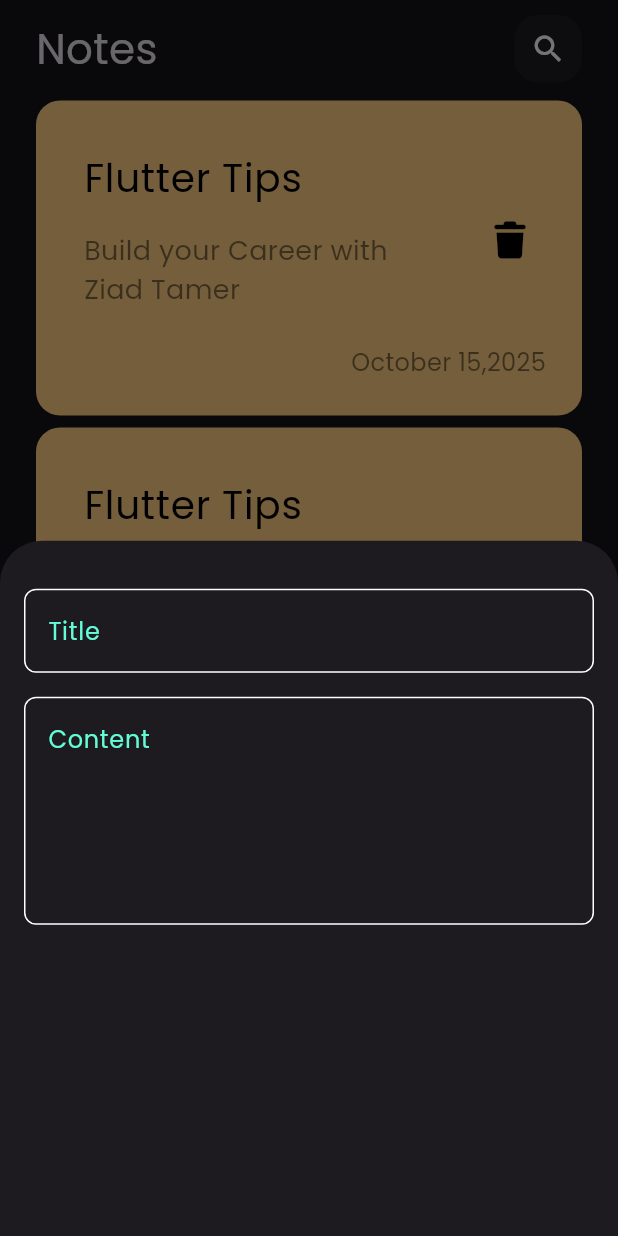
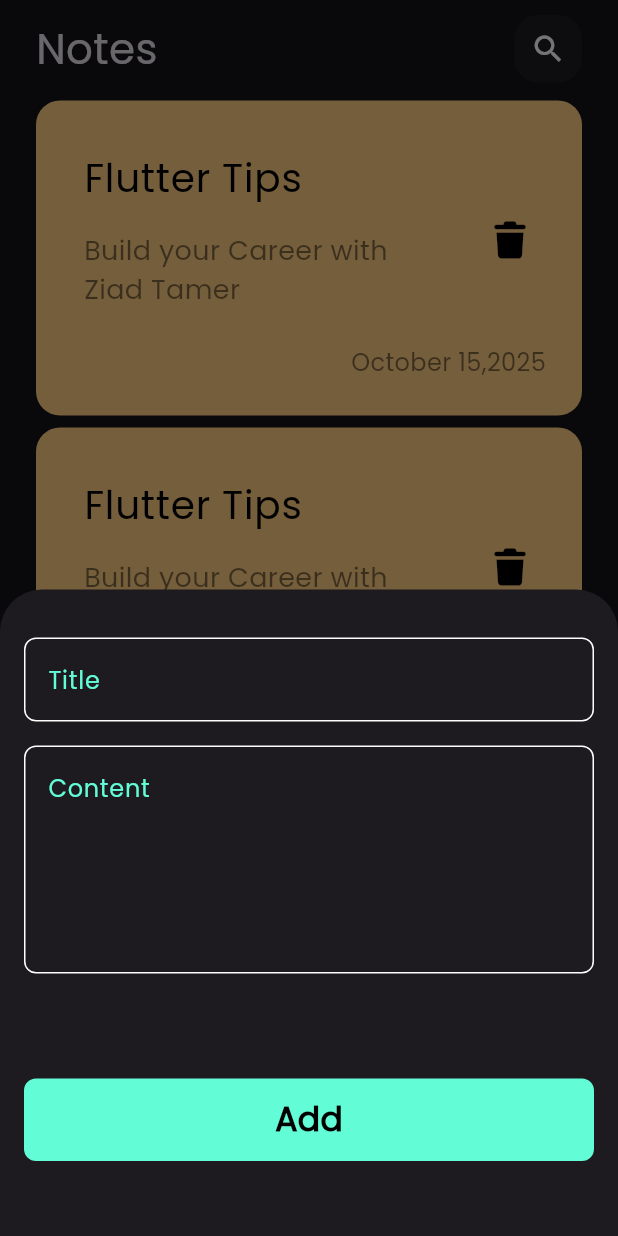
Before and after one commit to ZiadTamer10/notes_app, a Flutter app: the screen it shows after launch, after a tap on the "add" icon, on a phone screen of 412 x 824 dp. Run offline on Flutter 3.47's test engine with Material 3 defaults, Android fonts, the phone set to English and light mode, and no system bars; our stand-ins replace font_awesome_flutter.

Commit message:
finish notes buttom sheet

```diff
--- a/lib/widgets/add_note_buttom_sheet.dart
+++ b/lib/widgets/add_note_buttom_sheet.dart
@@ -1,4 +1,6 @@
 import 'package:flutter/material.dart';
+import 'package:notes_app/constants.dart';
+import 'package:notes_app/widgets/custom_button.dart';
 import 'package:notes_app/widgets/custom_text_field.dart';
 
 class AddNoteButtomSheet extends StatelessWidget {
@@ -8,13 +10,18 @@ class AddNoteButtomSheet extends StatelessWidget {
   Widget build(BuildContext context) {
     return Padding(
       padding: const EdgeInsets.symmetric(horizontal: 16),
+      child: SingleChildScrollView(
         child: Column(
           children: [
             SizedBox(height: 32),
             CustomTextField(hintText: 'Title'),
             SizedBox(height: 16),
             CustomTextField(hintText: 'Content', maxLines: 5),
+            SizedBox(height: 70),
+            CutomButton(),
+            SizedBox(height: 50),
           ],
+        ),
       ),
     );
   }
--- /dev/null
+++ b/lib/widgets/custom_button.dart
@@ -0,0 +1,29 @@
+import 'package:flutter/material.dart';
+import 'package:notes_app/constants.dart';
+
+class CutomButton extends StatelessWidget {
+  const CutomButton({super.key});
+
+  @override
+  Widget build(BuildContext context) {
+    return Container(
+      width: MediaQuery.of(context).size.width,
+
+      height: 55,
+      decoration: BoxDecoration(
+        color: kPrimaryColor,
+        borderRadius: BorderRadius.circular(8),
+      ),
+      child: Center(
+        child: Text(
+          'Add',
+          style: TextStyle(
+            color: Colors.black,
+            fontWeight: FontWeight.bold,
+            fontSize: 22,
+          ),
+        ),
+      ),
+    );
+  }
+}
```
Lines whose indentation alone changed are shown as unchanged.
